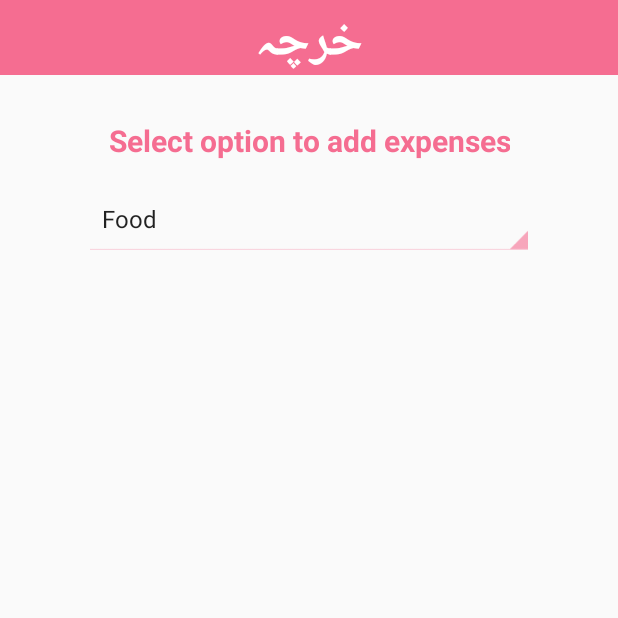
After one commit to ahsantahseen/Kharcha, an Android app: the AddExpense screen opened directly, with no data from a screen before it, on a phone screen of 412 x 824 dp, the top half of it. The commit adds this screen. Run offline under Robolectric (Android 15) with nearby library versions, the phone set to English and light mode, and no system bars.

Commit message:
Added Screens (Working on Main Graph, Responsiveness, Started Add Expense Screeen)

```diff
--- a/app/src/main/AndroidManifest.xml
+++ b/app/src/main/AndroidManifest.xml
@@ -9,6 +9,9 @@
         android:roundIcon="@mipmap/ic_launcher_round"
         android:supportsRtl="true"
         android:theme="@style/Theme.AppCompat.Light.NoActionBar">
+        <activity
+            android:name=".AddExpense"
+            android:exported="false" />
         <activity
             android:name=".SignUpScreen"
             android:exported="false" />
--- /dev/null
+++ b/app/src/main/java/com/example/kharcha/AddExpense.java
@@ -0,0 +1,14 @@
+package com.example.kharcha;
+
+import androidx.appcompat.app.AppCompatActivity;
+
+import android.os.Bundle;
+
+public class AddExpense extends AppCompatActivity {
+
+    @Override
+    protected void onCreate(Bundle savedInstanceState) {
+        super.onCreate(savedInstanceState);
+        setContentView(R.layout.activity_add_expense);
+    }
+}
--- /dev/null
+++ b/app/src/main/res/layout/activity_add_expense.xml
@@ -0,0 +1,54 @@
+<?xml version="1.0" encoding="utf-8"?>
+<androidx.constraintlayout.widget.ConstraintLayout xmlns:android="http://schemas.android.com/apk/res/android"
+    xmlns:app="http://schemas.android.com/apk/res-auto"
+    xmlns:tools="http://schemas.android.com/tools"
+    android:layout_width="match_parent"
+    android:layout_height="match_parent"
+    tools:context=".AddExpense">
+
+    <TextView
+        android:id="@+id/appHeading2"
+        android:layout_width="0dp"
+        android:layout_height="50dp"
+        android:background="@drawable/custom_button"
+        android:gravity="center"
+        android:text="خرچہ"
+        android:textAlignment="center"
+        android:textColor="@color/white"
+        android:textSize="34sp"
+        android:textStyle="bold"
+        app:layout_constraintEnd_toEndOf="parent"
+        app:layout_constraintHorizontal_bias="1.0"
+        app:layout_constraintStart_toStartOf="parent"
+        app:layout_constraintTop_toTopOf="parent" />
+
+    <TextView
+        android:id="@+id/textView2"
+        android:layout_width="wrap_content"
+        android:layout_height="wrap_content"
+        android:layout_marginTop="30dp"
+        android:text="Select option to add expenses"
+        android:textAlignment="center"
+        android:textColor="@color/newColor"
+        android:textSize="20sp"
+        android:textStyle="bold"
+        app:layout_constraintEnd_toEndOf="parent"
+        app:layout_constraintStart_toStartOf="parent"
+        app:layout_constraintTop_toBottomOf="@+id/appHeading2" />
+
+    <Spinner
+        android:id="@+id/spinner"
+        android:layout_width="300dp"
+        android:layout_height="wrap_content"
+        android:layout_marginStart="10dp"
+        android:layout_marginTop="15dp"
+        android:layout_marginEnd="10dp"
+        android:backgroundTint="@color/newColor"
+        android:entries="@array/expenses"
+        android:minHeight="48dp"
+        style="@android:style/Widget.Holo.Light.Spinner"
+        app:layout_constraintEnd_toEndOf="parent"
+        app:layout_constraintStart_toStartOf="parent"
+        app:layout_constraintTop_toBottomOf="@+id/textView2" />
+
+</androidx.constraintlayout.widget.ConstraintLayout>
--- a/app/src/main/res/layout/activity_splash_screen.xml
+++ b/app/src/main/res/layout/activity_splash_screen.xml
@@ -38,12 +38,11 @@
         android:id="@+id/imageView"
         android:layout_width="match_parent"
         android:layout_height="wrap_content"
-        android:layout_marginTop="101dp"
         android:adjustViewBounds="true"
         android:contentDescription="wave"
         app:layout_constraintBottom_toBottomOf="parent"
+        app:layout_constraintEnd_toEndOf="parent"
         app:layout_constraintStart_toStartOf="parent"
-        app:layout_constraintTop_toBottomOf="@+id/tagline"
         app:srcCompat="@drawable/wave" />
 
 </androidx.constraintlayout.widget.ConstraintLayout>
--- a/app/src/main/res/values/strings.xml
+++ b/app/src/main/res/values/strings.xml
@@ -1,9 +1,9 @@
 <resources>
-    <string name="app_name">kharcha</string>
+    <string name="app_name">خرچہ</string>
     <string name="app_emailPlaceHolder">Email</string>
     <string name="app_passwordPlaceHolder">Password</string>
     <string name="app_namePlaceHolder">Name</string>
     <string name="app_agePlaceHolder">Age</string>
-    <string name="app_tagline">your\'s truly</string>
+    <string name="app_tagline">آپ کے اخراجات کے لیے</string>
     <string name="login_signupRoute">Don’t have an account? Sign up</string>
 </resources>
--- /dev/null
+++ b/app/src/main/res/values/typesOfExpense.xml
@@ -0,0 +1,9 @@
+<?xml version="1.0" encoding="utf-8"?>
+<resources>
+    <array name="expenses">
+        <item>Food</item>
+        <item>Transport</item>
+        <item>Health</item>
+        <item>Entertainment</item>
+    </array>
+</resources>
```
Also changed, not shown: app/src/main/java/com/example/kharcha/MainActivity.java (+7 -4 lines), app/src/main/res/drawable/custom_spinner.xml (added, +28 -0 lines), app/src/main/res/layout/activity_login_screen.xml (+16 -0 lines), app/src/main/res/layout/activity_main.xml (+47 -11 lines), app/src/main/res/layout/activity_sign_up_screen.xml (+16 -0 lines).
